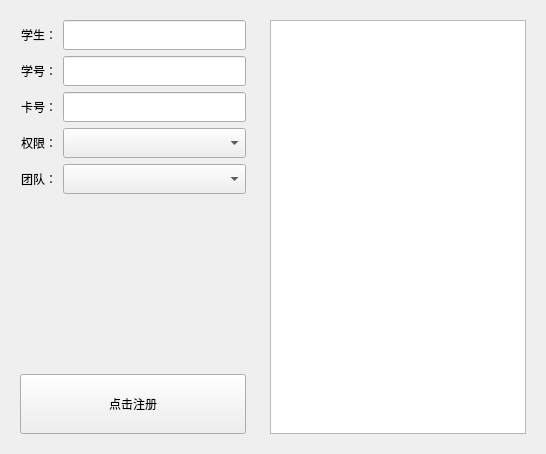
Above: UI/ui_student_register.ui from UESTC-ICT401/Attendance before the change. Below: the same form after it.
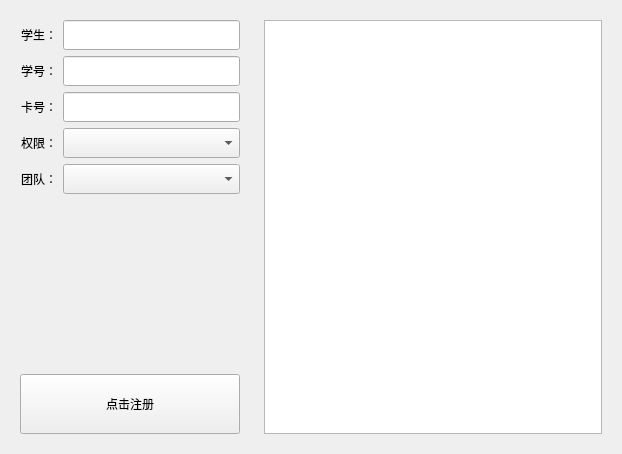
That is the form after the change.

Patch:
```diff
--- a/UI/ui_student_register.ui
+++ b/UI/ui_student_register.ui
@@ -6,7 +6,7 @@
    <rect>
     <x>0</x>
     <y>0</y>
-    <width>546</width>
+    <width>622</width>
     <height>454</height>
    </rect>
   </property>
@@ -16,7 +16,7 @@
   <property name="styleSheet">
    <string notr="true"/>
   </property>
-  <layout class="QHBoxLayout" name="horizontalLayout_2" stretch="0,0">
+  <layout class="QHBoxLayout" name="horizontalLayout_2" stretch="4,6">
    <item>
     <widget class="QWidget" name="widget" native="true">
      <property name="styleSheet">
```
